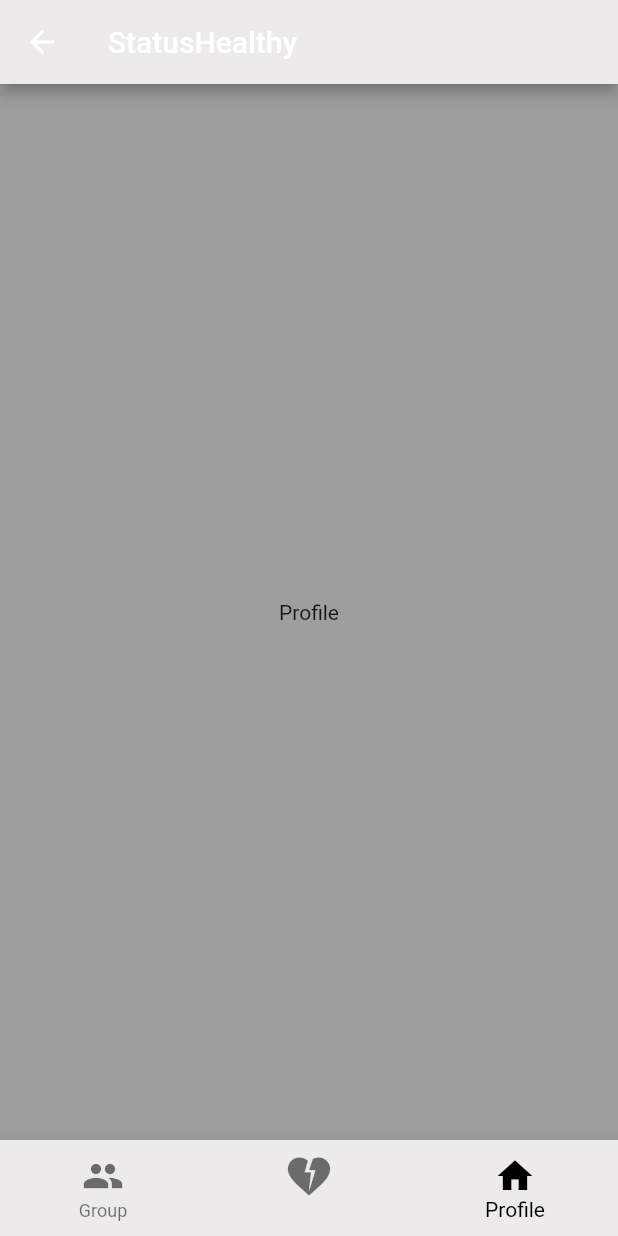
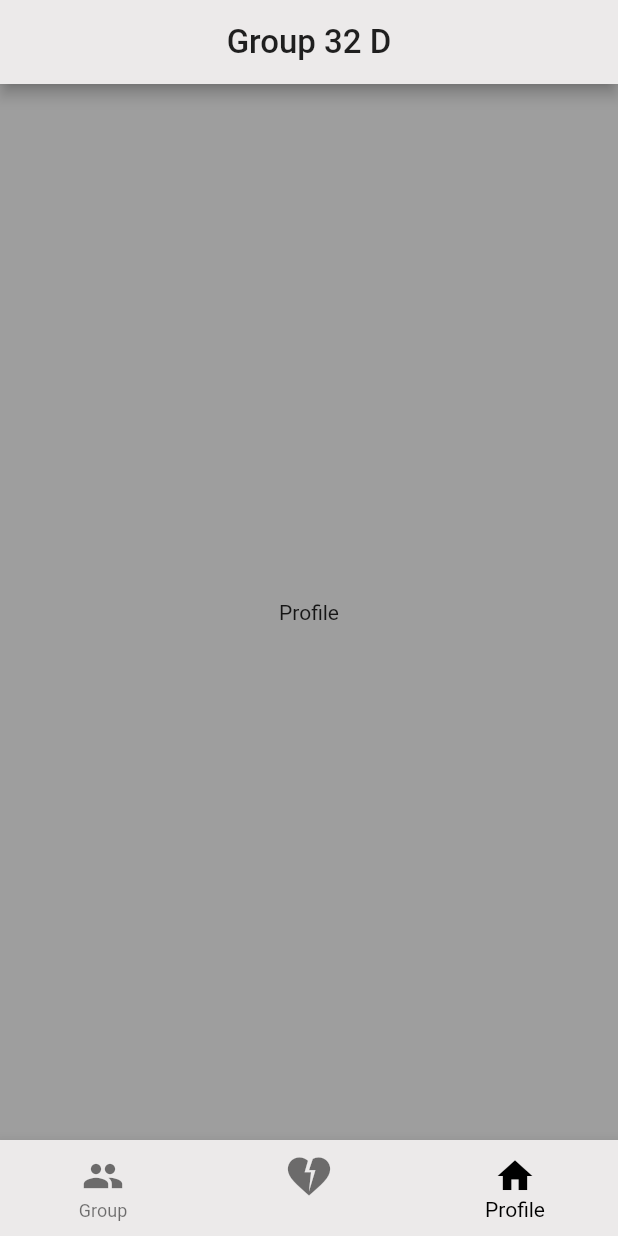
Before and after one commit to Velp6268/AppHealthStatus, a Flutter app: the MainScreenWidget screen opened by its route, item 3 of the bottom bar chosen, on a phone screen of 412 x 824 dp. Run offline on Flutter 3.47's test engine with Material 2 defaults, Android fonts, the phone set to English and light mode, and no system bars.

Commit message:
Брови

```diff
--- a/lib/Frames/Group.dart
+++ b/lib/Frames/Group.dart
@@ -7,6 +7,16 @@ class Group extends StatelessWidget {
   @override
   Widget build(BuildContext context) {
       return Scaffold(
+        appBar: AppBar(
+
+          automaticallyImplyLeading: false,
+
+            title: Text("Group 32 D",style: TextStyle(fontSize: 22, color: Colors.black87),
+
+            ),
+          centerTitle: true,
+        ),
+
         backgroundColor: Colors.blue,
         body: SafeArea(
           child: Center(
--- a/lib/Frames/Profile.dart
+++ b/lib/Frames/Profile.dart
@@ -7,6 +7,15 @@ class Profile extends StatelessWidget {
   @override
   Widget build(BuildContext context) {
     return Scaffold(
+      appBar: AppBar(
+
+        automaticallyImplyLeading: false,
+
+        title: Text("Group 32 D",style: TextStyle(fontSize: 22, color: Colors.black87),
+
+        ),
+        centerTitle: true,
+      ),
       backgroundColor: Colors.grey,
       body: SafeArea(
         child: Center(
--- a/lib/main.dart
+++ b/lib/main.dart
@@ -12,8 +12,11 @@ void main() {
       theme: ThemeData(
         appBarTheme: const AppBarTheme(
           backgroundColor: AppColors.mainGrey
+
         ),
-        bottomNavigationBarTheme: const BottomNavigationBarThemeData(
+
+
+      bottomNavigationBarTheme: const BottomNavigationBarThemeData(
           backgroundColor: AppColors.mainGrey,
           selectedItemColor: AppColors.iconColor,
 
--- a/lib/main_screen_widget.dart
+++ b/lib/main_screen_widget.dart
@@ -34,9 +34,8 @@ class _MainScreenWidgetState extends State<MainScreenWidget> {
   @override
   Widget build(BuildContext context) {
     return Scaffold(
-      appBar: AppBar(
-        title: const Text('StatusHealthy'),
-      ),
+
+
       body: Center(child: _widgetOptions[_selectedTab]),
       bottomNavigationBar: BottomNavigationBar(
         currentIndex: _selectedTab,
```
Also changed, not shown: lib/Frames/Status.dart (+9 -0 lines).
